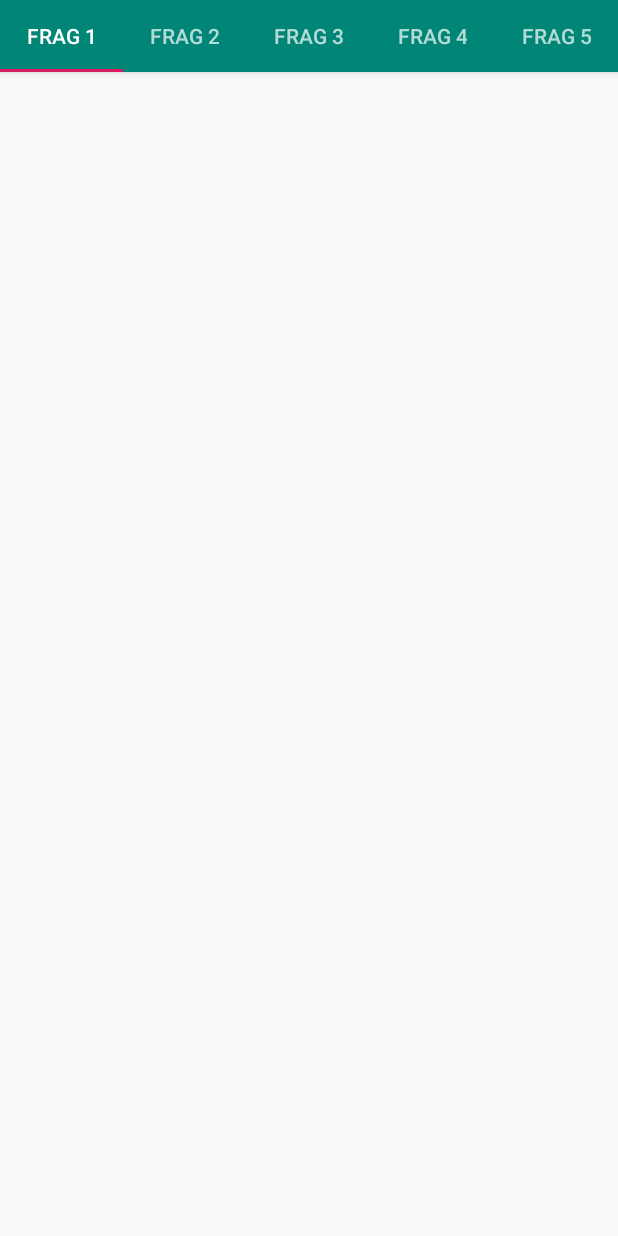
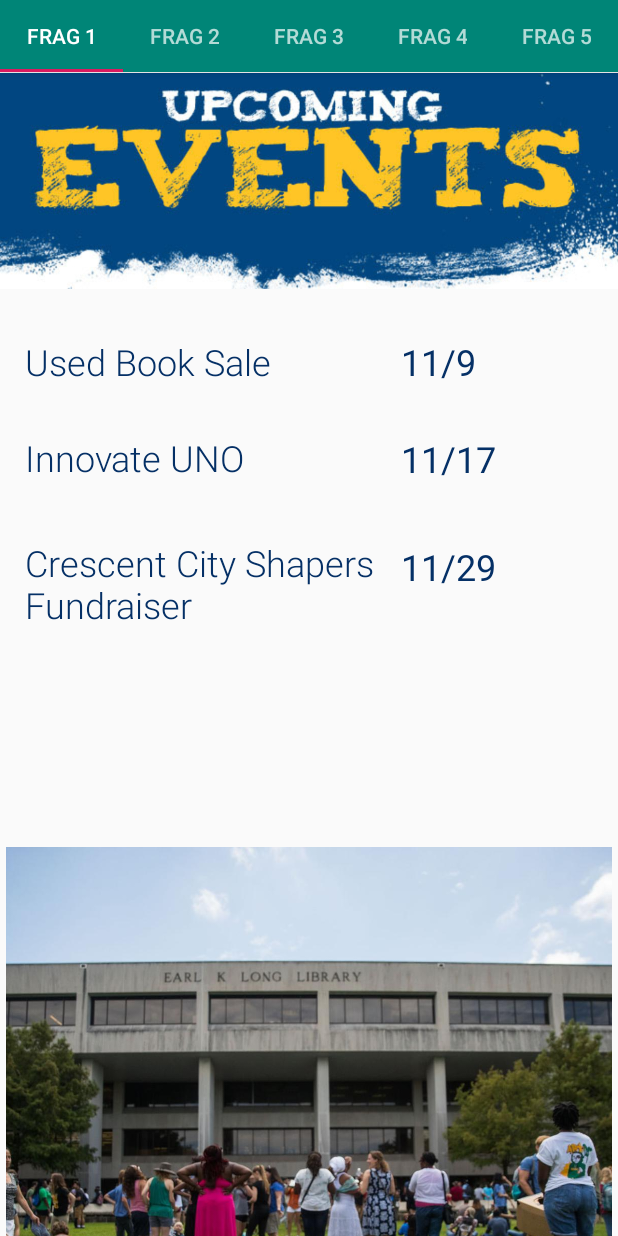
Before and after one commit to beardcoffee/LibraryBuddy, an Android app: the screen it shows after launch (MainActivity), on a phone screen of 412 x 824 dp. Run offline under Robolectric (Android 15) with nearby library versions, the phone set to English and light mode, and no system bars.

Commit message:
Jacob's welcome page added.

```diff
--- a/app/src/main/res/layout/fragment_one.xml
+++ b/app/src/main/res/layout/fragment_one.xml
@@ -1,6 +1,135 @@
 <?xml version="1.0" encoding="utf-8"?>
 <LinearLayout xmlns:android="http://schemas.android.com/apk/res/android"
-    android:orientation="vertical" android:layout_width="match_parent"
-    android:layout_height="match_parent">
+    xmlns:app="http://schemas.android.com/apk/res-auto"
+    xmlns:tools="http://schemas.android.com/tools"
+    android:layout_width="match_parent"
+    android:layout_height="match_parent"
+    android:orientation="vertical">
+
+    <ImageView
+        android:id="@+id/imageView11"
+        android:layout_width="match_parent"
+        android:layout_height="145dp"
+        app:srcCompat="@drawable/upcoming"/>
+
+    <androidx.constraintlayout.widget.ConstraintLayout
+        android:layout_width="match_parent"
+        android:layout_height="234dp">
+
+        <TextView
+            android:id="@+id/textView5"
+            android:layout_width="209dp"
+            android:layout_height="48dp"
+            android:layout_marginStart="16dp"
+            android:layout_marginTop="31dp"
+            android:layout_marginEnd="186dp"
+            android:layout_marginBottom="155dp"
+            android:fontFamily="sans-serif-light"
+            android:text="Used Book Sale"
+            android:textColor="#053066"
+            android:textSize="24sp"
+            app:layout_constraintBottom_toBottomOf="parent"
+            app:layout_constraintEnd_toEndOf="parent"
+            app:layout_constraintStart_toStartOf="parent"
+            app:layout_constraintTop_toTopOf="parent" />
+
+        <TextView
+            android:id="@+id/textView6"
+            android:layout_width="208dp"
+            android:layout_height="42dp"
+            android:layout_marginStart="16dp"
+            android:layout_marginTop="95dp"
+            android:layout_marginEnd="187dp"
+            android:layout_marginBottom="97dp"
+            android:fontFamily="sans-serif-light"
+            android:text="Innovate UNO"
+            android:textColor="#053066"
+            android:textSize="24sp"
+            app:layout_constraintBottom_toBottomOf="parent"
+            app:layout_constraintEnd_toEndOf="parent"
+            app:layout_constraintStart_toStartOf="parent"
+            app:layout_constraintTop_toTopOf="parent" />
+
+        <TextView
+            android:id="@+id/textView7"
+            android:layout_width="242dp"
+            android:layout_height="59dp"
+            android:layout_marginStart="16dp"
+            android:layout_marginTop="165dp"
+            android:layout_marginEnd="153dp"
+            android:layout_marginBottom="10dp"
+            android:fontFamily="sans-serif-light"
+            android:text="Crescent City Shapers Fundraiser"
+            android:textColor="#053066"
+            android:textSize="24sp"
+            app:layout_constraintBottom_toBottomOf="parent"
+            app:layout_constraintEnd_toEndOf="parent"
+            app:layout_constraintStart_toStartOf="parent"
+            app:layout_constraintTop_toTopOf="parent" />
+
+        <TextView
+            android:id="@+id/textView8"
+            android:layout_width="125dp"
+            android:layout_height="44dp"
+            android:layout_marginStart="267dp"
+            android:layout_marginTop="31dp"
+            android:layout_marginEnd="19dp"
+            android:layout_marginBottom="159dp"
+            android:text="11/9"
+            android:textColor="#053066"
+            android:textColorHighlight="#FFEB3B"
+            android:textSize="24sp"
+            app:layout_constraintBottom_toBottomOf="parent"
+            app:layout_constraintEnd_toEndOf="parent"
+            app:layout_constraintStart_toStartOf="parent"
+            app:layout_constraintTop_toTopOf="parent" />
+
+        <TextView
+            android:id="@+id/textView9"
+            android:layout_width="109dp"
+            android:layout_height="43dp"
+            android:layout_marginStart="267dp"
+            android:layout_marginTop="96dp"
+            android:layout_marginEnd="35dp"
+            android:layout_marginBottom="95dp"
+            android:text="11/17"
+            android:textColor="#053066"
+            android:textSize="24sp"
+            app:layout_constraintBottom_toBottomOf="parent"
+            app:layout_constraintEnd_toEndOf="parent"
+            app:layout_constraintStart_toStartOf="parent"
+            app:layout_constraintTop_toTopOf="parent" />
+
+        <TextView
+            android:id="@+id/textView10"
+            android:layout_width="99dp"
+            android:layout_height="50dp"
+            android:layout_marginStart="267dp"
+            android:layout_marginTop="168dp"
+            android:layout_marginEnd="45dp"
+            android:layout_marginBottom="16dp"
+            android:text="11/29"
+            android:textColor="#053066"
+            android:textSize="24sp"
+            app:layout_constraintBottom_toBottomOf="parent"
+            app:layout_constraintEnd_toEndOf="parent"
+            app:layout_constraintStart_toStartOf="parent"
+            app:layout_constraintTop_toTopOf="parent" />
+
+    </androidx.constraintlayout.widget.ConstraintLayout>
+
+    <LinearLayout
+        android:layout_width="match_parent"
+        android:layout_height="match_parent"
+        android:orientation="horizontal">
+
+        <ImageView
+            android:id="@+id/imageView12"
+            android:layout_width="match_parent"
+            android:layout_height="259dp"
+            android:layout_gravity="bottom|center"
+            android:layout_weight="1"
+            app:srcCompat="@drawable/libraryoutdoor" />
+    </LinearLayout>
 
 </LinearLayout>
```
Also changed, not shown: app/src/main/res/drawable/libraryoutdoor.png (added), app/src/main/res/drawable/upcoming.png (added).
